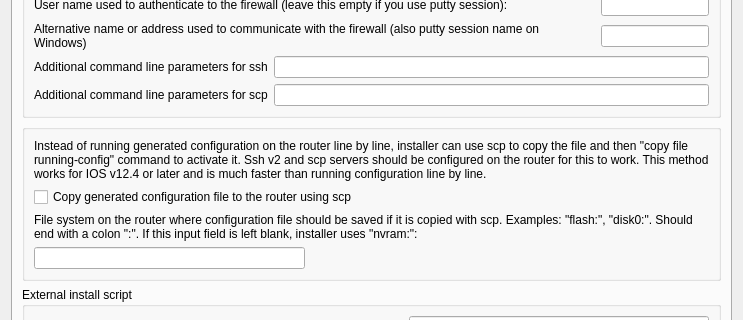
The window that src/gui/procurveacladvanceddialog_q.ui (fwbuilder/fwbuilder) describes before a commit, drawn with Qt 5; both pictures show x 0 to 743 and y 81 to 401 of the 743 by 717 pixel window.
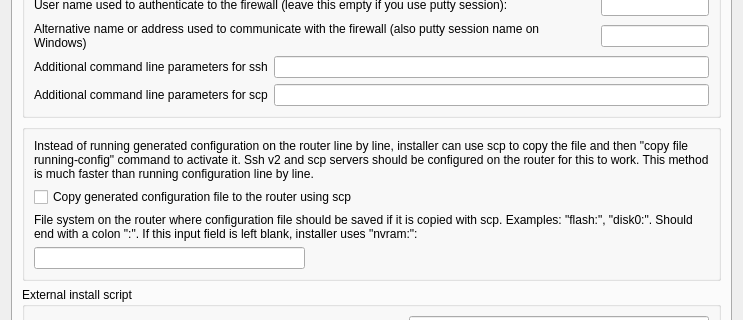
The same window after the commit. The open tabs and pages were chosen to show the change.

Commit message: added installer commands for ProCurve, using the same code for Cisco and ProCurve

```diff
--- a/src/gui/procurveacladvanceddialog_q.ui
+++ b/src/gui/procurveacladvanceddialog_q.ui
@@ -607,7 +607,7 @@
           <item row="0" column="0" colspan="2">
            <widget class="QLabel" name="label">
             <property name="text">
-             <string>Instead of running generated configuration on the router line by line, installer can use scp to copy the file and then &quot;copy file running-config&quot; command to activate it. Ssh v2 and scp servers should be configured on the router for this to work. This method works for IOS v12.4 or later and is much faster than running configuration line by line.</string>
+             <string>Instead of running generated configuration on the router line by line, installer can use scp to copy the file and then &quot;copy file running-config&quot; command to activate it. Ssh v2 and scp servers should be configured on the router for this to work. This method is much faster than running configuration line by line.</string>
             </property>
             <property name="wordWrap">
              <bool>true</bool>
```
Left out of the diff: 2 changed lines with no effect on the pictures. The commit also changes 7 other files.
